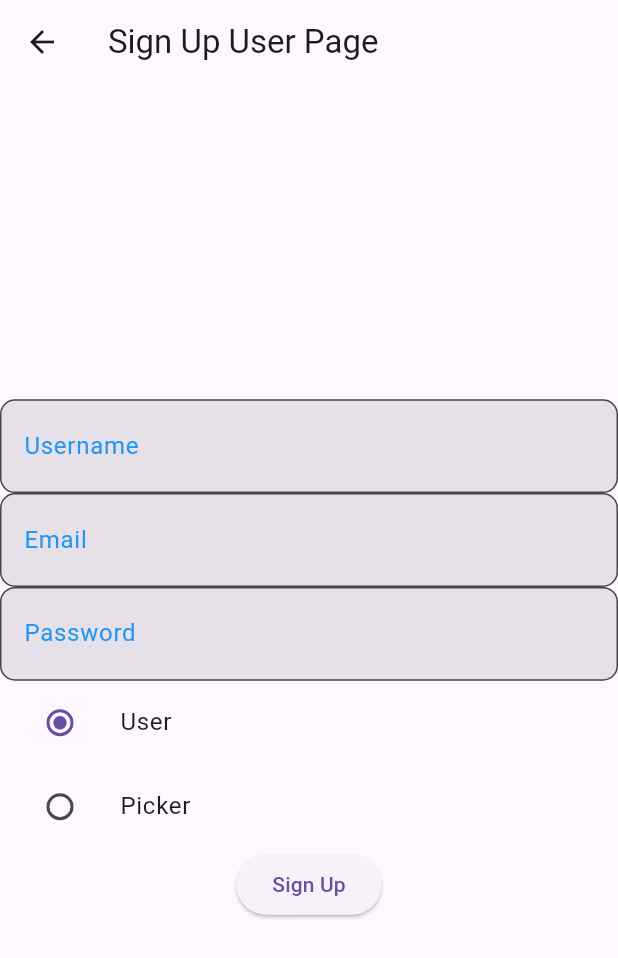
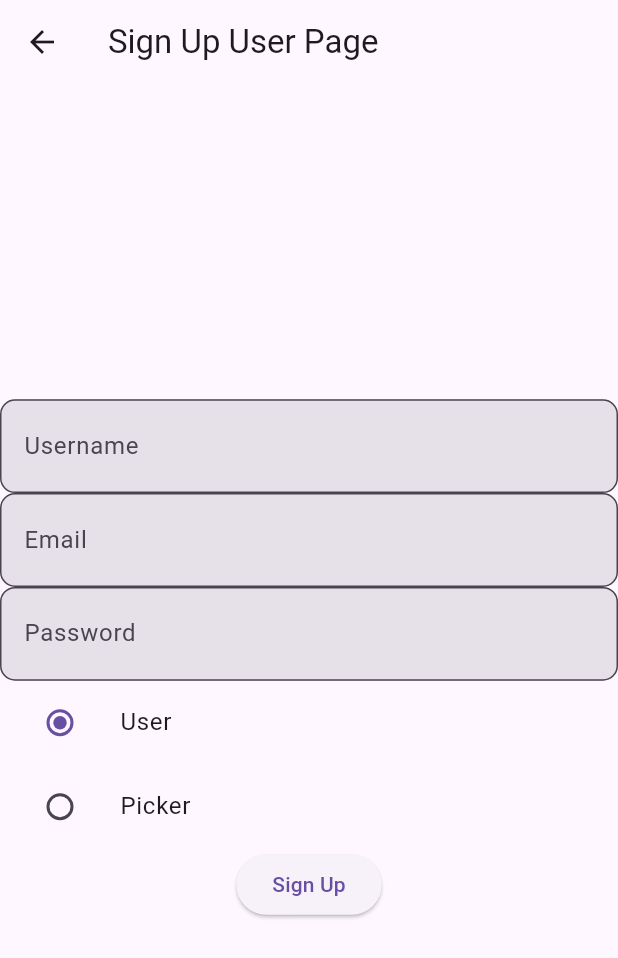
Before and after one commit to iamoguzhanarslantas/oiljar, a Flutter app: the screen it shows after launch, after a tap on "Sign Up", on a phone screen of 412 x 824 dp. Shown: the top 958 px of the screen. Run offline on Flutter 3.47's test engine with Material 3 defaults, Android fonts, the light colour scheme and no system bars; our stand-ins replace cloud_firestore, firebase_auth, firebase_core, pretty_qr_code; missing offline and left inert: mobile_scanner; accounts and stored records are empty; generated files the repository leaves out were written again.

Commit message:
modify drawer and change button design

```diff
--- a/lib/main.dart
+++ b/lib/main.dart
@@ -1,13 +1,9 @@
-import 'package:firebase_core/firebase_core.dart';
 import 'package:flutter/material.dart';
 
-import 'package:oiljar/firebase_options.dart' show DefaultFirebaseOptions;
 import 'package:oiljar/src/app.dart' show App;
+import 'package:oiljar/src/utils/utils.dart' show AppStart;
 
-Future<void> main() async {
-  WidgetsFlutterBinding.ensureInitialized();
-  await Firebase.initializeApp(
-    options: DefaultFirebaseOptions.currentPlatform,
-  );
+void main() async {
+  await AppStart().initApp();
   runApp(const App());
 }
--- a/lib/src/login/widgets/sign_up_option.dart
+++ b/lib/src/login/widgets/sign_up_option.dart
@@ -21,9 +21,6 @@ class SignUpOption extends StatelessWidget {
           onPressed: onPressed,
           child: Text(
             buttonText,
-            style: const TextStyle(
-              color: Colors.blue,
-            ),
           ),
         ),
       ],
--- /dev/null
+++ b/lib/src/utils/initialize/app_start.dart
@@ -0,0 +1,12 @@
+import 'package:firebase_core/firebase_core.dart';
+import 'package:flutter/material.dart';
+import 'package:oiljar/firebase_options.dart';
+
+class AppStart {
+  Future<void> initApp() async {
+    WidgetsFlutterBinding.ensureInitialized();
+    await Firebase.initializeApp(
+      options: DefaultFirebaseOptions.currentPlatform,
+    );
+  }
+}
--- a/lib/src/utils/utils.dart
+++ b/lib/src/utils/utils.dart
@@ -1 +1,2 @@
 export 'enums/profile_enum.dart';
+export 'initialize/app_start.dart';
--- a/lib/src/widgets/custom_text_field.dart
+++ b/lib/src/widgets/custom_text_field.dart
@@ -20,22 +20,14 @@ class CustomTextField extends StatelessWidget {
       obscureText: isPasswordType,
       enableSuggestions: !isPasswordType,
       autocorrect: !isPasswordType,
-      cursorColor: Colors.blue,
-      style: const TextStyle(
-        color: Colors.blue,
-      ),
       decoration: InputDecoration(
         labelText: labeltext,
         prefix: prefix,
-        labelStyle: const TextStyle(
-          color: Colors.blue,
-        ),
         filled: true,
         floatingLabelBehavior: FloatingLabelBehavior.never,
         border: const OutlineInputBorder(
           borderRadius: BorderRadius.all(Radius.circular(10)),
           borderSide: BorderSide(
-            color: Colors.blue,
             width: 2,
           ),
         ),
```
Also changed, not shown: lib/src/home/pages/picker_home_page.dart (+4 -29 lines), lib/src/home/pages/user_home_page.dart (+4 -16 lines), lib/src/home/widgets/home_pages_drawer.dart (+15 -1 lines).
